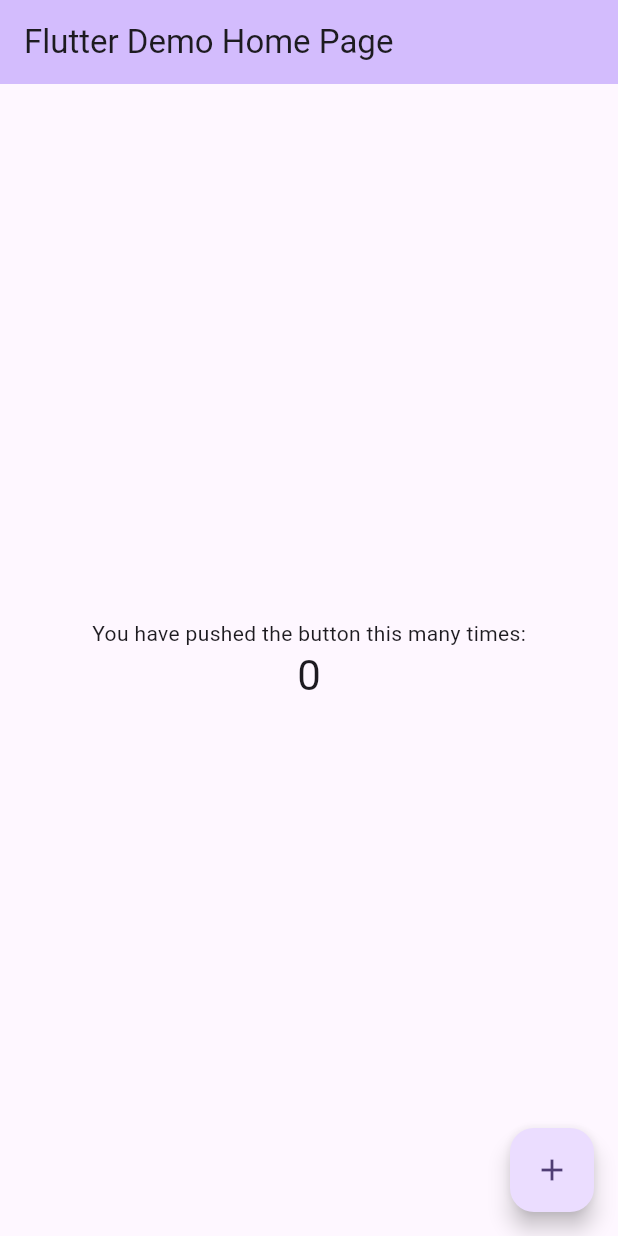
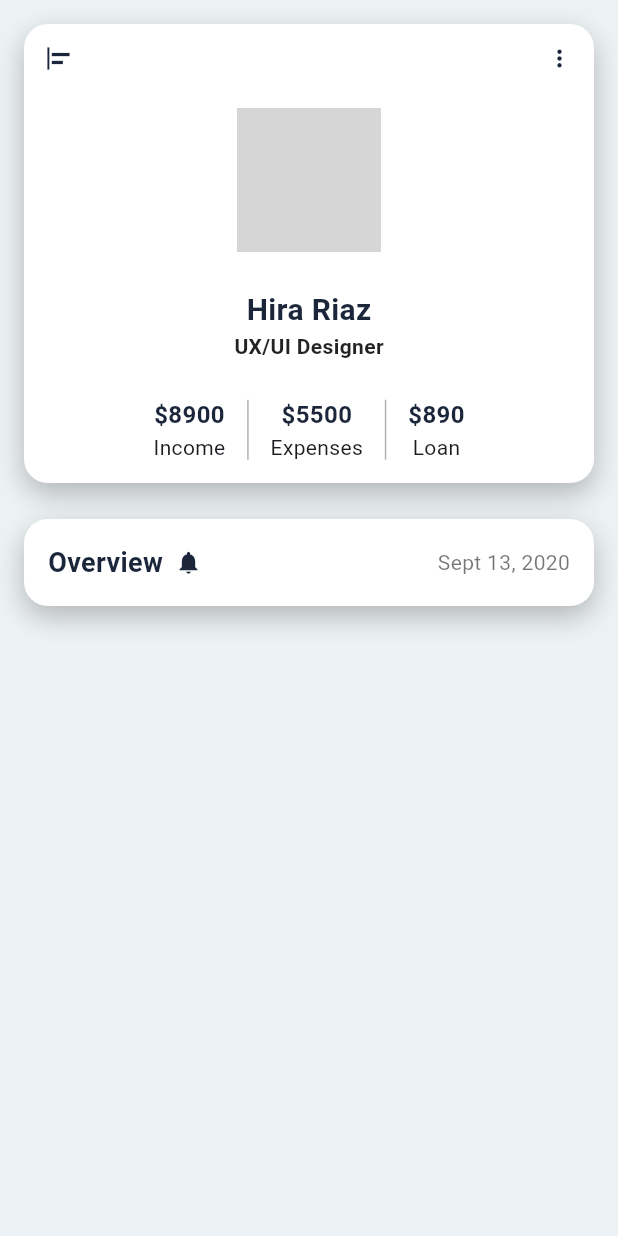
Before and after one commit to Daniyeremi125/app8_dani2024, a Flutter app: the screen it shows after launch, on a phone screen of 412 x 824 dp. Run offline on Flutter 3.47's test engine with Material 3 defaults, Android fonts, the light colour scheme and no system bars; our stand-ins replace google_fonts; network calls fail; Roboto replaces fonts that are missing (Gupter); grey boxes are pictures that could not be loaded.

Commit message:
overview

```diff
--- a/lib/main.dart
+++ b/lib/main.dart
@@ -1,125 +1,21 @@
+import 'package:app8_dani2024/pages/home_page.dart';
 import 'package:flutter/material.dart';
+import 'package:google_fonts/google_fonts.dart';
 
-void main() {
-  runApp(const MyApp());
-}
+void main() => runApp(const MyApp());
 
 class MyApp extends StatelessWidget {
   const MyApp({super.key});
 
-  // This widget is the root of your application.
   @override
   Widget build(BuildContext context) {
     return MaterialApp(
-      title: 'Flutter Demo',
+      title: 'Componets 2 App',
+      debugShowCheckedModeBanner: false,
       theme: ThemeData(
-        // This is the theme of your application.
-        //
-        // TRY THIS: Try running your application with "flutter run". You'll see
-        // the application has a purple toolbar. Then, without quitting the app,
-        // try changing the seedColor in the colorScheme below to Colors.green
-        // and then invoke "hot reload" (save your changes or press the "hot
-        // reload" button in a Flutter-supported IDE, or press "r" if you used
-        // the command line to start the app).
-        //
-        // Notice that the counter didn't reset back to zero; the application
-        // state is not lost during the reload. To reset the state, use hot
-        // restart instead.
-        //
-        // This works for code too, not just values: Most code changes can be
-        // tested with just a hot reload.
-        colorScheme: ColorScheme.fromSeed(seedColor: Colors.deepPurple),
-        useMaterial3: true,
+        textTheme: GoogleFonts.gupterTextTheme(),
       ),
-      home: const MyHomePage(title: 'Flutter Demo Home Page'),
+      home: HomePage(),
     );
   }
 }
-
-class MyHomePage extends StatefulWidget {
-  const MyHomePage({super.key, required this.title});
-
-  // This widget is the home page of your application. It is stateful, meaning
-  // that it has a State object (defined below) that contains fields that affect
-  // how it looks.
-
-  // This class is the configuration for the state. It holds the values (in this
-  // case the title) provided by the parent (in this case the App widget) and
-  // used by the build method of the State. Fields in a Widget subclass are
-  // always marked "final".
-
-  final String title;
-
-  @override
-  State<MyHomePage> createState() => _MyHomePageState();
-}
-
-class _MyHomePageState extends State<MyHomePage> {
-  int _counter = 0;
-
-  void _incrementCounter() {
-    setState(() {
-      // This call to setState tells the Flutter framework that something has
-      // changed in this State, which causes it to rerun the build method below
-      // so that the display can reflect the updated values. If we changed
-      // _counter without calling setState(), then the build method would not be
-      // called again, and so nothing would appear to happen.
-      _counter++;
-    });
-  }
-
-  @override
-  Widget build(BuildContext context) {
-    // This method is rerun every time setState is called, for instance as done
-    // by the _incrementCounter method above.
-    //
-    // The Flutter framework has been optimized to make rerunning build methods
-    // fast, so that you can just rebuild anything that needs updating rather
-    // than having to individually change instances of widgets.
-    return Scaffold(
-      appBar: AppBar(
-        // TRY THIS: Try changing the color here to a specific color (to
-        // Colors.amber, perhaps?) and trigger a hot reload to see the AppBar
-        // change color while the other colors stay the same.
-        backgroundColor: Theme.of(context).colorScheme.inversePrimary,
-        // Here we take the value from the MyHomePage object that was created by
-        // the App.build method, and use it to set our appbar title.
-        title: Text(widget.title),
-      ),
-      body: Center(
-        // Center is a layout widget. It takes a single child and positions it
-        // in the middle of the parent.
-        child: Column(
-          // Column is also a layout widget. It takes a list of children and
-          // arranges them vertically. By default, it sizes itself to fit its
-          // children horizontally, and tries to be as tall as its parent.
-          //
-          // Column has various properties to control how it sizes itself and
-          // how it positions its children. Here we use mainAxisAlignment to
-          // center the children vertically; the main axis here is the vertical
-          // axis because Columns are vertical (the cross axis would be
-          // horizontal).
-          //
-          // TRY THIS: Invoke "debug painting" (choose the "Toggle Debug Paint"
-          // action in the IDE, or press "p" in the console), to see the
-          // wireframe for each widget.
-          mainAxisAlignment: MainAxisAlignment.center,
-          children: <Widget>[
-            const Text(
-              'You have pushed the button this many times:',
-            ),
-            Text(
-              '$_counter',
-              style: Theme.of(context).textTheme.headlineMedium,
-            ),
-          ],
-        ),
-      ),
-      floatingActionButton: FloatingActionButton(
-        onPressed: _incrementCounter,
-        tooltip: 'Increment',
-        child: const Icon(Icons.add),
-      ), // This trailing comma makes auto-formatting nicer for build methods.
-    );
-  }
-}
--- /dev/null
+++ b/lib/pages/home_page.dart
@@ -0,0 +1,199 @@
+import 'package:flutter/material.dart';
+
+class HomePage extends StatelessWidget {
+  const HomePage({super.key});
+
+  @override
+  Widget build(BuildContext context) {
+    return Scaffold(
+      backgroundColor: const Color(0xffedf2f4),
+      body: SafeArea(
+        child: Padding(
+          padding: const EdgeInsets.all(16.0),
+          child: Column(
+            children: [
+              Container(
+                padding: const EdgeInsets.all(14.0),
+                decoration: BoxDecoration(
+                  color: Colors.white,
+                  borderRadius: BorderRadius.circular(16.0),
+                  boxShadow: [
+                    BoxShadow(
+                      color: Colors.black.withOpacity(0.25),
+                      offset: const Offset(0, 7),
+                      blurRadius: 16.0,
+                    ),
+                  ],
+                ),
+                child: Column(
+                  children: [
+                    Row(
+                      mainAxisAlignment: MainAxisAlignment.spaceBetween,
+                      children: [
+                        Icon(
+                          Icons.align_horizontal_left,
+                          color: Color(0xff1b263b),
+                          size: 18.0,
+                        ),
+                        Icon(
+                          Icons.more_vert,
+                          color: Color(0xff1b263b),
+                          size: 18.0,
+                        ),
+                      ],
+                    ),
+                    SizedBox(
+                      height: 24.0,
+                    ),
+                    CircleAvatar(
+                      backgroundImage: NetworkImage(
+                        "https://images.pexels.com/photos/733872/pexels-photo-733872.jpeg?auto=compress&cs=tinysrgb&w=1260&h=750&dpr=1",
+                      ),
+                      backgroundColor: Colors.amber,
+                      radius: 48.0,
+                    ),
+                    SizedBox(
+                      height: 24.0,
+                    ),
+                    Text(
+                      "Hira Riaz",
+                      style: TextStyle(
+                        fontWeight: FontWeight.bold,
+                        fontSize: 20.0,
+                        color: Color(0xff1b263b),
+                      ),
+                    ),
+                    Text(
+                      "UX/UI Designer",
+                      style: TextStyle(
+                        fontWeight: FontWeight.bold,
+                        fontSize: 14.0,
+                        color: Colors.black87,
+                      ),
+                    ),
+                    SizedBox(
+                      height: 24.0,
+                    ),
+                    Row(
+                      mainAxisAlignment: MainAxisAlignment.center,
+                      children: [
+                        Column(
+                          children: [
+                            Text(
+                              "\$8900",
+                              style: TextStyle(
+                                color: Color(0xff1b263b),
+                                fontSize: 16.0,
+                                fontWeight: FontWeight.bold,
+                              ),
+                            ),
+                            Text("Income"),
+                          ],
+                        ),
+                        SizedBox(
+                          height: 40,
+                          width: 30,
+                          child: VerticalDivider(
+                            color: Colors.black.withOpacity(0.3),
+                          ),
+                        ),
+                        Column(
+                          children: [
+                            Text(
+                              "\$5500",
+                              style: TextStyle(
+                                color: Color(0xff1b263b),
+                                fontSize: 16.0,
+                                fontWeight: FontWeight.bold,
+                              ),
+                            ),
+                            Text("Expenses"),
+                          ],
+                        ),
+                        SizedBox(
+                          height: 40,
+                          width: 30,
+                          child: VerticalDivider(
+                            color: Colors.black.withOpacity(0.3),
+                          ),
+                        ),
+                        Column(
+                          children: [
+                            Text(
+                              "\$890",
+                              style: TextStyle(
+                                color: Color(0xff1b263b),
+                                fontSize: 16.0,
+                                fontWeight: FontWeight.bold,
+                              ),
+                            ),
+                            Text("Loan"),
+                          ],
+                        ),
+                      ],
+                    ),
+                  ],
+                ),
+              ),
+              SizedBox(height: 24.0),
+              _buildTransactionOverview(),
+            ],
+          ),
+        ),
+      ),
+    );
+  }
+
+  Widget _buildTransactionOverview() {
+    return Container(
+      padding: const EdgeInsets.all(16.0),
+      decoration: BoxDecoration(
+        color: Colors.white,
+        borderRadius: BorderRadius.circular(16.0),
+        boxShadow: [
+          BoxShadow(
+            color: Colors.black.withOpacity(0.25),
+            offset: const Offset(0, 7),
+            blurRadius: 16.0,
+          ),
+        ],
+      ),
+      child: Column(
+        crossAxisAlignment: CrossAxisAlignment.start,
+        children: [
+          Row(
+            mainAxisAlignment: MainAxisAlignment.spaceBetween,
+            children: [
+              Row(
+                children: [
+                  Text(
+                    "Overview",
+                    style: TextStyle(
+                      fontWeight: FontWeight.bold,
+                      fontSize: 18.0,
+                      color: Color(0xff1b263b),
+                    ),
+                  ),
+                  SizedBox(width: 8.0),
+                  Icon(
+                    Icons.notifications,
+                    color: Color(0xff1b263b),
+                    size: 18.0,
+                  ),
+                ],
+              ),
+              Text(
+                "Sept 13, 2020",
+                style: TextStyle(
+                  color: Colors.black54,
+                  fontSize: 14.0,
+                ),
+              ),
+            ],
+          ),
+
+        ],
+      ),
+    );
+  }
+}
--- a/pubspec.yaml
+++ b/pubspec.yaml
@@ -35,6 +35,7 @@ dependencies:
   # The following adds the Cupertino Icons font to your application.
   # Use with the CupertinoIcons class for iOS style icons.
   cupertino_icons: ^1.0.6
+  google_fonts: ^6.2.1
 
 dev_dependencies:
   flutter_test:
```
Also changed, not shown: pubspec.lock, 1 other file.
